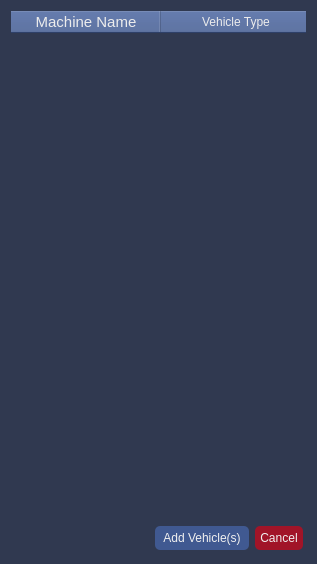
CSUN-SERL/lcar-bot, file src/rqt_gcs/resources/VehicleInitWidget.ui: the form before one commit.
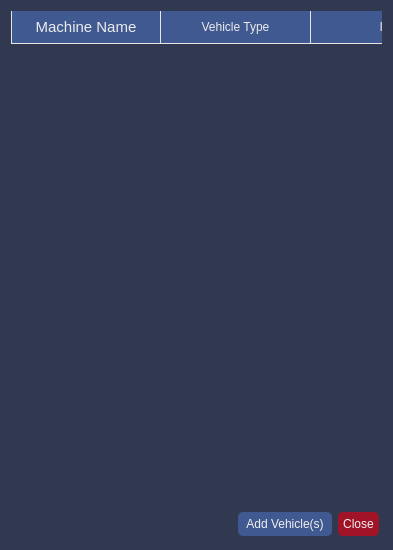
The form after the commit.

Commit message: vehicle initialization completed from GCS side

Diff of the .ui file:
```diff
--- a/src/rqt_gcs/resources/VehicleInitWidget.ui
+++ b/src/rqt_gcs/resources/VehicleInitWidget.ui
@@ -6,10 +6,16 @@
    <rect>
     <x>0</x>
     <y>0</y>
-    <width>317</width>
-    <height>564</height>
+    <width>393</width>
+    <height>550</height>
    </rect>
   </property>
+  <property name="minimumSize">
+   <size>
+    <width>393</width>
+    <height>550</height>
+   </size>
+  </property>
   <property name="windowTitle">
    <string>Vehicles Requesting Initialization</string>
   </property>
@@ -20,11 +26,24 @@
 }
 
 QHeaderView::section {
-background-color:rgb(64, 89, 145);
+	 background-color:rgb(64, 89, 145);
+    border-style: solid;
+    border-right-width: 1px;
+	border-bottom-width:1px;
+	border-color:rgb(230,230,230);
+	padding:5px;
 }
 
-QTableWidget {
-    gridline-color: #fffff8;
+QHeaderView::section:horizontal:first{
+    border-left-width: 1px;
+}
+
+QHeaderView::section:vertical:first{
+    border-top-width: 1px;
+}
+
+QTableCornerButton::section {
+    background-color: rgb(64, 89, 145);
 }
 
 QPushButton{
@@ -46,6 +65,12 @@
      <property name="horizontalScrollBarPolicy">
       <enum>Qt::ScrollBarAlwaysOff</enum>
      </property>
+     <property name="alternatingRowColors">
+      <bool>false</bool>
+     </property>
+     <property name="showGrid">
+      <bool>false</bool>
+     </property>
      <property name="gridStyle">
       <enum>Qt::NoPen</enum>
      </property>
@@ -59,7 +84,7 @@
       <bool>false</bool>
      </attribute>
      <attribute name="horizontalHeaderMinimumSectionSize">
-      <number>100</number>
+      <number>60</number>
      </attribute>
      <attribute name="horizontalHeaderStretchLastSection">
       <bool>true</bool>
@@ -79,6 +104,11 @@
        <string>Vehicle Type</string>
       </property>
      </column>
+     <column>
+      <property name="text">
+       <string>ID</string>
+      </property>
+     </column>
     </widget>
    </item>
    <item>
@@ -131,7 +161,7 @@
 </string>
        </property>
        <property name="text">
-        <string>Cancel</string>
+        <string>Close</string>
        </property>
       </widget>
      </item>
```
Left out of the diff: 2 changed lines with no effect on the pictures. The commit also changes 9 other files.
